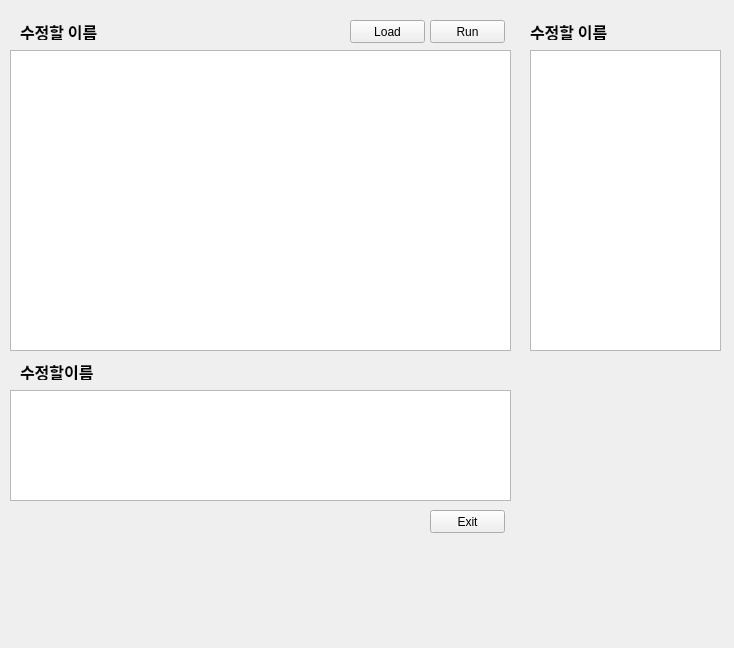
Qt form pushbuttonTest.ui (Parkcheolhyeong/batteryPredict) before a commit.
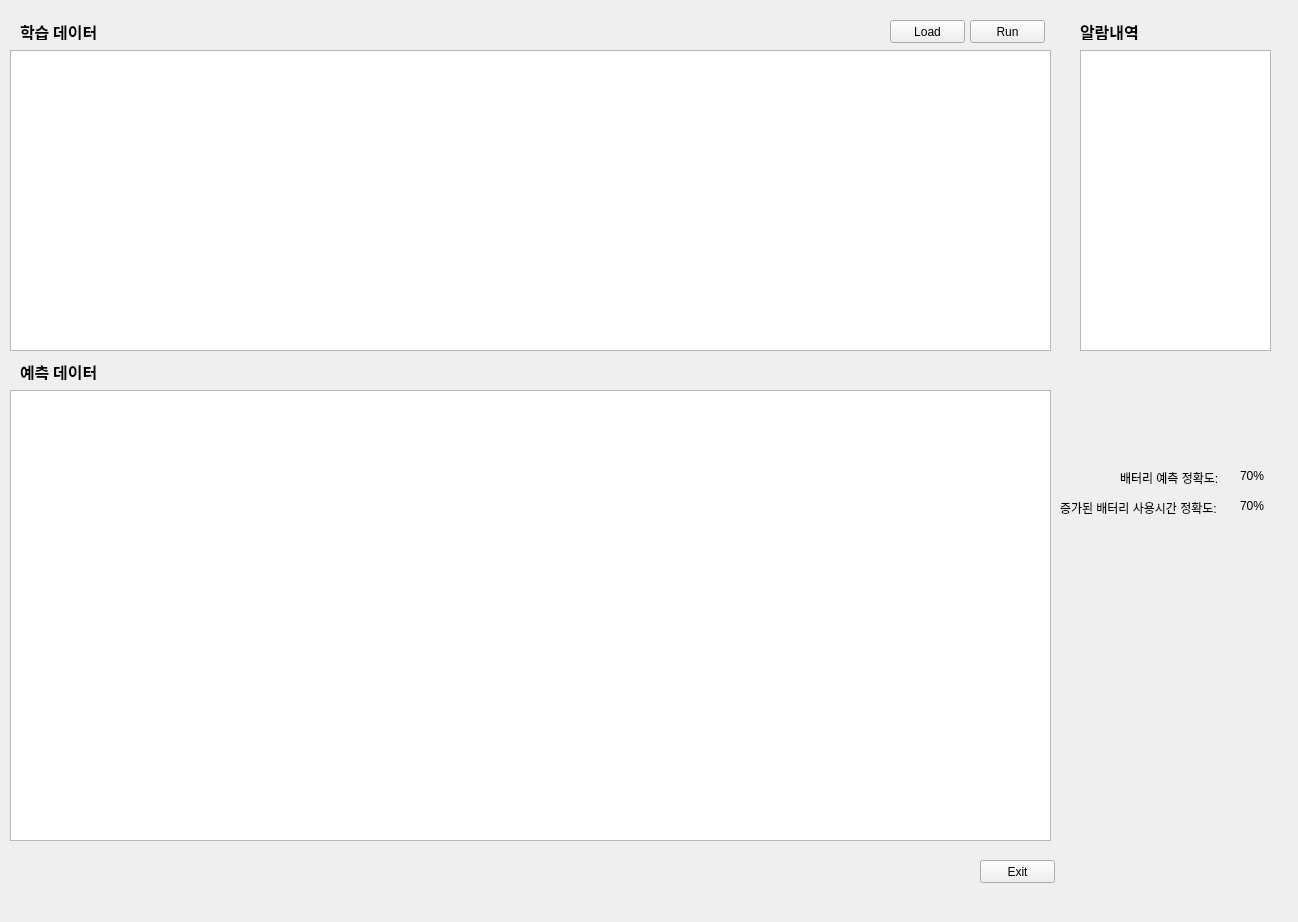
The same form after that commit.

```diff
--- a/pushbuttonTest.ui
+++ b/pushbuttonTest.ui
@@ -6,8 +6,8 @@
    <rect>
     <x>0</x>
     <y>0</y>
-    <width>734</width>
-    <height>648</height>
+    <width>1298</width>
+    <height>922</height>
    </rect>
   </property>
   <property name="windowTitle">
@@ -16,7 +16,7 @@
   <widget class="QPushButton" name="btn_run">
    <property name="geometry">
     <rect>
-     <x>430</x>
+     <x>970</x>
      <y>20</y>
      <width>75</width>
      <height>23</height>
@@ -29,8 +29,8 @@
   <widget class="QPushButton" name="btn_exit">
    <property name="geometry">
     <rect>
-     <x>430</x>
-     <y>510</y>
+     <x>980</x>
+     <y>860</y>
      <width>75</width>
      <height>23</height>
     </rect>
@@ -44,7 +44,7 @@
     <rect>
      <x>20</x>
      <y>20</y>
-     <width>141</width>
+     <width>181</width>
      <height>20</height>
     </rect>
    </property>
@@ -57,7 +57,7 @@
     </font>
    </property>
    <property name="text">
-    <string>수정할 이름</string>
+    <string>학습 데이터</string>
    </property>
    <property name="textFormat">
     <enum>Qt::RichText</enum>
@@ -66,7 +66,7 @@
   <widget class="QPushButton" name="btn_load">
    <property name="geometry">
     <rect>
-     <x>350</x>
+     <x>890</x>
      <y>20</y>
      <width>75</width>
      <height>23</height>
@@ -81,7 +81,7 @@
     <rect>
      <x>10</x>
      <y>50</y>
-     <width>501</width>
+     <width>1041</width>
      <height>301</height>
     </rect>
    </property>
@@ -91,7 +91,7 @@
     <rect>
      <x>20</x>
      <y>360</y>
-     <width>91</width>
+     <width>171</width>
      <height>20</height>
     </rect>
    </property>
@@ -104,7 +104,7 @@
     </font>
    </property>
    <property name="text">
-    <string>수정할이름</string>
+    <string>예측 데이터</string>
    </property>
    <property name="textFormat">
     <enum>Qt::RichText</enum>
@@ -115,15 +115,15 @@
     <rect>
      <x>10</x>
      <y>390</y>
-     <width>501</width>
-     <height>111</height>
+     <width>1041</width>
+     <height>451</height>
     </rect>
    </property>
   </widget>
   <widget class="QTableView" name="tableView_3">
    <property name="geometry">
     <rect>
-     <x>530</x>
+     <x>1080</x>
      <y>50</y>
      <width>191</width>
      <height>301</height>
@@ -133,9 +133,9 @@
   <widget class="QLabel" name="label_result_3">
    <property name="geometry">
     <rect>
-     <x>530</x>
+     <x>1080</x>
      <y>20</y>
-     <width>141</width>
+     <width>151</width>
      <height>20</height>
     </rect>
    </property>
@@ -148,12 +148,64 @@
     </font>
    </property>
    <property name="text">
-    <string>수정할 이름</string>
+    <string>알람내역</string>
    </property>
    <property name="textFormat">
     <enum>Qt::RichText</enum>
    </property>
   </widget>
+  <widget class="QLabel" name="label">
+   <property name="geometry">
+    <rect>
+     <x>1120</x>
+     <y>470</y>
+     <width>121</width>
+     <height>16</height>
+    </rect>
+   </property>
+   <property name="text">
+    <string>배터리 예측 정확도:</string>
+   </property>
+  </widget>
+  <widget class="QLabel" name="label_2">
+   <property name="geometry">
+    <rect>
+     <x>1060</x>
+     <y>500</y>
+     <width>181</width>
+     <height>16</height>
+    </rect>
+   </property>
+   <property name="text">
+    <string>증가된 배터리 사용시간 정확도:</string>
+   </property>
+  </widget>
+  <widget class="QLabel" name="label_3">
+   <property name="geometry">
+    <rect>
+     <x>1240</x>
+     <y>470</y>
+     <width>56</width>
+     <height>12</height>
+    </rect>
+   </property>
+   <property name="text">
+    <string>70%</string>
+   </property>
+  </widget>
+  <widget class="QLabel" name="label_4">
+   <property name="geometry">
+    <rect>
+     <x>1240</x>
+     <y>500</y>
+     <width>56</width>
+     <height>12</height>
+    </rect>
+   </property>
+   <property name="text">
+    <string>70%</string>
+   </property>
+  </widget>
  </widget>
  <resources/>
  <connections/>
```
